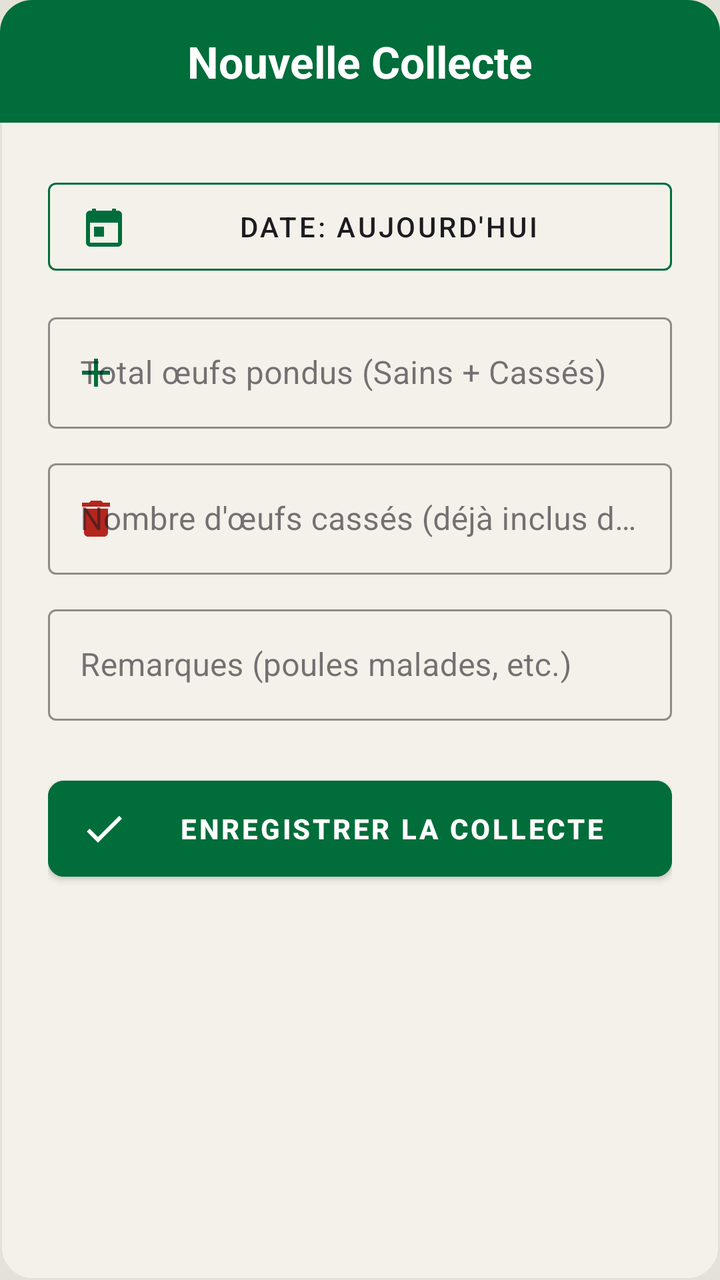
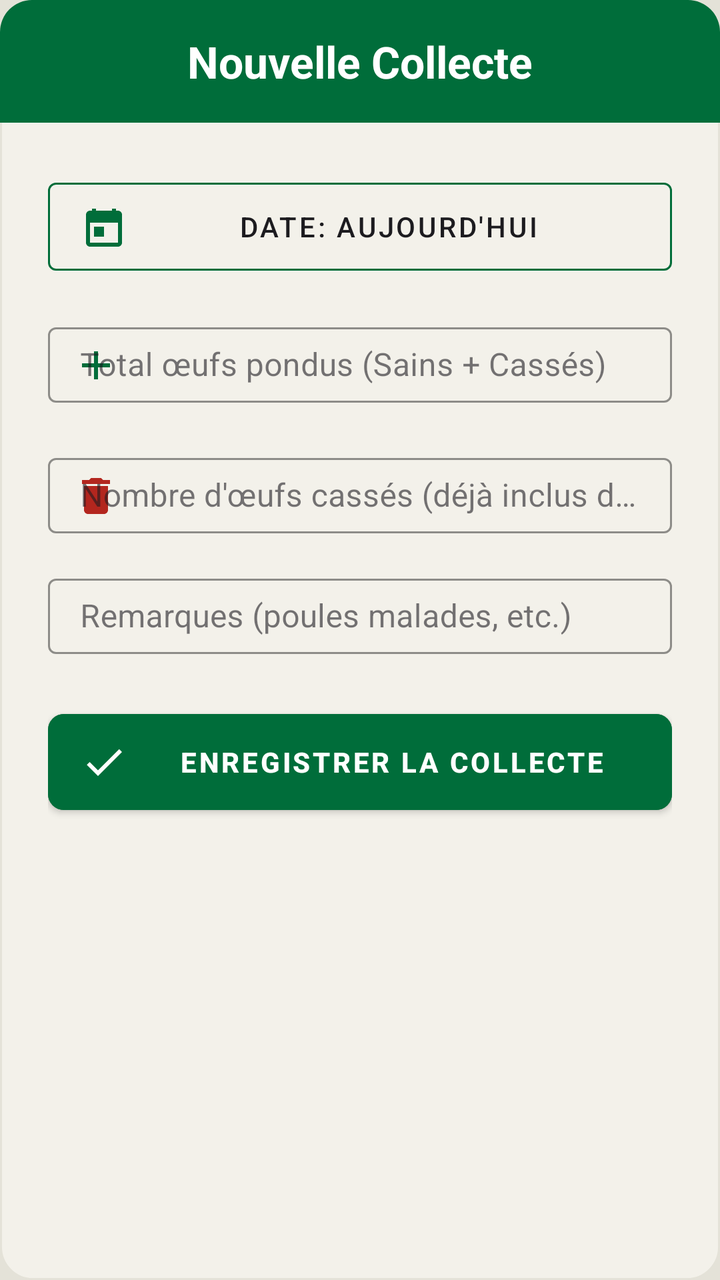

An Android layout rendered at two revisions. The XML below is the earlier revision; the diff shows what the commit changed to produce the second picture.
<!-- AndroidManifest.xml: application theme Theme.Poulailler_copilot -->
<!-- res/layout/dialog_add_collection.xml -->
<?xml version="1.0" encoding="utf-8"?>
<LinearLayout xmlns:android="http://schemas.android.com/apk/res/android"
    xmlns:app="http://schemas.android.com/apk/res-auto"
    android:layout_width="match_parent"
    android:layout_height="wrap_content"
    android:orientation="vertical"
    android:background="@drawable/bg_dialog_dark">

    <LinearLayout
        android:layout_width="match_parent"
        android:layout_height="wrap_content"
        android:background="@drawable/bg_dialog_header"
        android:padding="16dp"
        android:gravity="center">
        <TextView
            android:layout_width="wrap_content"
            android:layout_height="wrap_content"
            android:text="Nouvelle Collecte"
            android:textColor="@color/white"
            android:textSize="22sp"
            android:textStyle="bold"/>
    </LinearLayout>

    <LinearLayout
        android:layout_width="match_parent"
        android:layout_height="wrap_content"
        android:orientation="vertical"
        android:padding="24dp">

        <com.google.android.material.button.MaterialButton
            android:id="@+id/btnSelectDate"
            android:layout_width="match_parent"
            android:layout_height="56dp"
            android:text="Date: Aujourd'hui"
            style="@style/Widget.MaterialComponents.Button.OutlinedButton"
            android:textColor="@color/text_primary"
            app:strokeColor="@color/primary"
            app:icon="@drawable/ic_calendar"
            app:iconTint="@color/primary"
            android:layout_marginBottom="12dp"/>

        <com.google.android.material.textfield.TextInputLayout
            android:layout_width="match_parent"
            android:layout_height="wrap_content"
            android:hint="Total œufs pondus (Sains + Cassés)"
            style="@style/Widget.MaterialComponents.TextInputLayout.OutlinedBox"
            android:layout_marginBottom="12dp"
            app:hintTextColor="@color/text_secondary"
            app:boxStrokeColor="@color/primary"
            app:startIconDrawable="@drawable/ic_add"
            app:startIconTint="@color/primary">
            <com.google.android.material.textfield.TextInputEditText
                android:id="@+id/etEggsCount"
                android:layout_width="match_parent"
                android:layout_height="wrap_content"
                android:inputType="number"
                android:textColor="@color/text_primary" />
        </com.google.android.material.textfield.TextInputLayout>

        <com.google.android.material.textfield.TextInputLayout
            android:layout_width="match_parent"
            android:layout_height="wrap_content"
            android:hint="Nombre d'œufs cassés (déjà inclus dans le total)"
            style="@style/Widget.MaterialComponents.TextInputLayout.OutlinedBox"
            android:layout_marginBottom="12dp"
            app:hintTextColor="@color/text_secondary"
            app:boxStrokeColor="@color/primary"
            app:startIconDrawable="@drawable/ic_delete"
            app:startIconTint="@color/error">
            <com.google.android.material.textfield.TextInputEditText
                android:id="@+id/etBrokenEggsCount"
                android:layout_width="match_parent"
                android:layout_height="wrap_content"
                android:inputType="number"
                android:textColor="@color/text_primary" />
        </com.google.android.material.textfield.TextInputLayout>

        <com.google.android.material.textfield.TextInputLayout
            android:layout_width="match_parent"
            android:layout_height="wrap_content"
            android:hint="Remarques (poules malades, etc.)"
            style="@style/Widget.MaterialComponents.TextInputLayout.OutlinedBox"
            android:layout_marginBottom="24dp"
            app:hintTextColor="@color/text_secondary"
            app:boxStrokeColor="@color/primary">
            <com.google.android.material.textfield.TextInputEditText
                android:id="@+id/etRemarks"
                android:layout_width="match_parent"
                android:layout_height="wrap_content"
                android:textColor="@color/text_primary" />
        </com.google.android.material.textfield.TextInputLayout>

        <com.google.android.material.button.MaterialButton
            android:id="@+id/btnAddEntry"
            android:layout_width="match_parent"
            android:layout_height="60dp"
            android:text="ENREGISTRER LA COLLECTE"
            android:backgroundTint="@color/primary"
            android:textColor="@color/white"
            android:textStyle="bold"
            app:cornerRadius="8dp"
            app:icon="@drawable/ic_check"
            app:iconTint="@color/white"/>
    </LinearLayout>
</LinearLayout>
<!-- resources referenced by this layout -->
<resources>
  <color name="error">#B3261E</color>
  <color name="primary">#006D3A</color>
  <color name="text_primary">#1C1B1F</color>
  <color name="text_secondary">#49454F</color>
  <color name="white">#FFFFFFFF</color>
  <!-- drawable bg_dialog_dark (drawable) -->
  <?xml version="1.0" encoding="utf-8"?>
  <shape xmlns:android="http://schemas.android.com/apk/res/android">
      <solid android:color="@color/surface" />
      <stroke
          android:width="1dp"
          android:color="@color/off_white" />
      <corners android:radius="16dp" />
  </shape>
  <!-- drawable bg_dialog_header (drawable) -->
  <?xml version="1.0" encoding="utf-8"?>
  <shape xmlns:android="http://schemas.android.com/apk/res/android">
      <solid android:color="@color/primary" />
      <corners
          android:topLeftRadius="16dp"
          android:topRightRadius="16dp" />
  </shape>
  <style name="Theme.Poulailler_copilot" parent="Theme.MaterialComponents.DayNight.NoActionBar">
          
          <item name="colorPrimary">@color/primary</item>
          <item name="colorPrimaryVariant">@color/primary_variant</item>
          <item name="colorOnPrimary">@color/white</item>
  
          
          <item name="colorSecondary">@color/secondary</item>
          <item name="colorSecondaryVariant">@color/secondary_variant</item>
          <item name="colorOnSecondary">@color/white</item>
  
          
          <item name="android:windowBackground">@color/background</item>
          <item name="colorSurface">@color/surface</item>
          <item name="colorOnSurface">@color/text_primary</item>
          <item name="colorOnSurfaceVariant">@color/text_secondary</item>
  
          
          <item name="android:textColorPrimary">@color/text_primary</item>
          <item name="android:textColorSecondary">@color/text_secondary</item>
  
          
          <item name="android:statusBarColor">?attr/colorPrimaryVariant</item>
  
          
          <item name="materialCardViewStyle">@style/Widget.App.CardView</item>
          <item name="shapeAppearanceLargeComponent">@style/ShapeAppearance.App.LargeComponent</item>
  
          
          <item name="materialAlertDialogTheme">@style/ThemeOverlay.App.MaterialAlertDialog</item>
          <item name="alertDialogTheme">@style/ThemeOverlay.App.MaterialAlertDialog</item>
      </style>
  <color name="surface">#F3F1EA</color>
  <color name="off_white">#E4E2D8</color>
  <color name="primary_variant">#004D22</color>
  <color name="secondary">#43A047</color>
  <color name="secondary_variant">#2E7D32</color>
  <color name="background">@color/off_white</color>
  <style name="Widget.App.CardView" parent="Widget.MaterialComponents.CardView">
          <item name="cardElevation">2dp</item>
          <item name="cardCornerRadius">16dp</item>
          <item name="cardBackgroundColor">@color/surface</item>
          <item name="strokeWidth">0dp</item>
      </style>
  <style name="ShapeAppearance.App.LargeComponent" parent="ShapeAppearance.MaterialComponents.LargeComponent">
          <item name="cornerFamily">rounded</item>
          <item name="cornerSize">16dp</item>
      </style>
  <style name="ThemeOverlay.App.MaterialAlertDialog" parent="ThemeOverlay.MaterialComponents.MaterialAlertDialog">
          <item name="colorSurface">@color/surface</item>
          <item name="colorOnSurface">@color/text_primary</item>
          <item name="android:textColorPrimary">@color/text_primary</item>
      </style>
  <!-- unchanged entries left out for length: 4 -->
</resources>

<!-- the commit's change to res/layout/dialog_add_collection.xml (unified diff, before → after) -->
@@ -43,13 +43,14 @@
             android:layout_width="match_parent"
             android:layout_height="wrap_content"
             android:hint="Total œufs pondus (Sains + Cassés)"
-            style="@style/Widget.MaterialComponents.TextInputLayout.OutlinedBox"
+            style="@style/Widget.MaterialComponents.TextInputLayout.OutlinedBox.Dense"
             android:layout_marginBottom="12dp"
             app:hintTextColor="@color/text_secondary"
             app:boxStrokeColor="@color/primary"
             app:startIconDrawable="@drawable/ic_add"
             app:startIconTint="@color/primary">
             <com.google.android.material.textfield.TextInputEditText
+        style="@style/Widget.App.TextInputEditText"
                 android:id="@+id/etEggsCount"
                 android:layout_width="match_parent"
                 android:layout_height="wrap_content"
@@ -61,13 +62,14 @@
             android:layout_width="match_parent"
             android:layout_height="wrap_content"
             android:hint="Nombre d'œufs cassés (déjà inclus dans le total)"
-            style="@style/Widget.MaterialComponents.TextInputLayout.OutlinedBox"
+            style="@style/Widget.MaterialComponents.TextInputLayout.OutlinedBox.Dense"
             android:layout_marginBottom="12dp"
             app:hintTextColor="@color/text_secondary"
             app:boxStrokeColor="@color/primary"
             app:startIconDrawable="@drawable/ic_delete"
             app:startIconTint="@color/error">
             <com.google.android.material.textfield.TextInputEditText
+        style="@style/Widget.App.TextInputEditText"
                 android:id="@+id/etBrokenEggsCount"
                 android:layout_width="match_parent"
                 android:layout_height="wrap_content"
@@ -79,11 +81,12 @@
             android:layout_width="match_parent"
             android:layout_height="wrap_content"
             android:hint="Remarques (poules malades, etc.)"
-            style="@style/Widget.MaterialComponents.TextInputLayout.OutlinedBox"
+            style="@style/Widget.MaterialComponents.TextInputLayout.OutlinedBox.Dense"
             android:layout_marginBottom="24dp"
             app:hintTextColor="@color/text_secondary"
             app:boxStrokeColor="@color/primary">
             <com.google.android.material.textfield.TextInputEditText
+        style="@style/Widget.App.TextInputEditText"
                 android:id="@+id/etRemarks"
                 android:layout_width="match_parent"
                 android:layout_height="wrap_content"
<!-- resource entries referenced after the edit -->
@@ -22,6 +22,11 @@
           android:topLeftRadius="16dp"
           android:topRightRadius="16dp" />
   </shape>
+  <style name="Widget.App.TextInputEditText" parent="Widget.MaterialComponents.TextInputEditText.OutlinedBox.Dense">
+          <item name="android:paddingTop">8dp</item>
+          <item name="android:paddingBottom">8dp</item>
+          <item name="android:minHeight">0dp</item>
+      </style>
   <style name="Theme.Poulailler_copilot" parent="Theme.MaterialComponents.DayNight.NoActionBar">
           
           <item name="colorPrimary">@color/primary</item>
@@ -51,6 +56,10 @@
           <item name="shapeAppearanceLargeComponent">@style/ShapeAppearance.App.LargeComponent</item>
   
           
+          <item name="editTextStyle">@style/Widget.App.TextInputEditText</item>
+          <item name="textInputStyle">@style/Widget.App.TextInputLayout</item>
+  
+          
           <item name="materialAlertDialogTheme">@style/ThemeOverlay.App.MaterialAlertDialog</item>
           <item name="alertDialogTheme">@style/ThemeOverlay.App.MaterialAlertDialog</item>
       </style>
@@ -70,6 +79,7 @@
           <item name="cornerFamily">rounded</item>
           <item name="cornerSize">16dp</item>
       </style>
+  <style name="Widget.App.TextInputLayout" parent="Widget.MaterialComponents.TextInputLayout.OutlinedBox.Dense" />
   <style name="ThemeOverlay.App.MaterialAlertDialog" parent="ThemeOverlay.MaterialComponents.MaterialAlertDialog">
           <item name="colorSurface">@color/surface</item>
           <item name="colorOnSurface">@color/text_primary</item>
